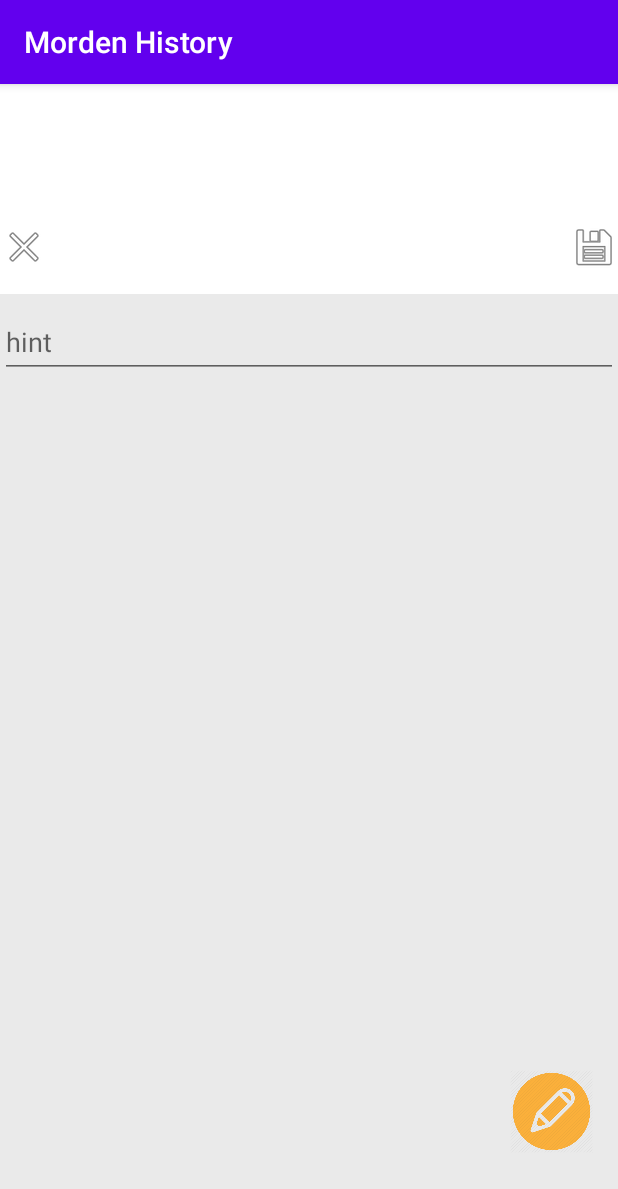
After one commit to MA-KUNYUAN/Morden_History, an Android app: the fragment NoteFragment placed in its activity, on a phone screen of 412 x 824 dp. The commit adds this screen. Shown: the top 1189 px of the screen. Run offline under Robolectric (Android 15) with nearby library versions, the light colour scheme and no system bars; libraries missing offline, so code that uses them is left out: com.github.barteksc.pdfviewer; plain views replace PDFView; pictures from the network do not load; 3 statements that could not run were skipped.

Commit message:
My work for topic board UI improvement.

```diff
--- /dev/null
+++ b/app/src/main/java/com/example/mordenhistory/Database/DatabaseHelp3.java
@@ -0,0 +1,67 @@
+package com.example.mordenhistory.Database;
+
+import android.content.ContentValues;
+import android.content.Context;
+import android.database.Cursor;
+import android.database.sqlite.SQLiteDatabase;
+import android.database.sqlite.SQLiteOpenHelper;
+
+public class DatabaseHelp3 extends SQLiteOpenHelper {
+    //database name
+    public static final String DATABASE3_NAME = "NoteBook.db";
+
+    //table name and column names
+    public static final String NOTE_TABLE_NAME = "note_table";
+    public static final String COL_1 = "NoteID";
+    public static final String COL_2 = "NoteValue";
+
+    public static final int DATABASE3_VERSION = 1;
+
+    public DatabaseHelp3(Context context){
+        super(context, DATABASE3_NAME, null, DATABASE3_VERSION);
+    }
+
+    //create database table
+    @Override
+    public void onCreate(SQLiteDatabase db) {
+        final String SQL_CREATE_NOTE_TABLE = "CREATE TABLE IF NOT EXISTS "+NOTE_TABLE_NAME+"("+COL_1+" TEXT UNIQUE, "+COL_2+" TEXT);";
+        db.execSQL(SQL_CREATE_NOTE_TABLE);
+
+    }
+
+    @Override
+    public void onUpgrade(SQLiteDatabase db, int oldVersion, int newVersion) {
+        db.execSQL("DROP TABLE IF EXISTS "+NOTE_TABLE_NAME+";");
+    }
+
+    //method for inserting data into the table
+    public boolean insertNotes(String ID, String NoteValue){
+        SQLiteDatabase db = this.getWritableDatabase();
+        ContentValues contentValues = new ContentValues();
+        contentValues.put(COL_1,ID);
+        contentValues.put(COL_2,NoteValue);
+        long Result = db.insert(NOTE_TABLE_NAME,null,contentValues);
+        if(Result==-1){
+            return false;
+        }else{
+            return true;
+        }
+    }
+
+    //method used to get all the users info
+    //It will be displayed the user's note in repository in the textView
+    public Cursor getNoteInfo(){
+        SQLiteDatabase db =this.getWritableDatabase();
+        Cursor res = db.rawQuery("SELECT * FROM "+NOTE_TABLE_NAME,null);
+        return res;
+    }
+
+    //After user save the note they updated it
+    public boolean updateNoteBook(String ID, String NoteValue){
+        SQLiteDatabase db = this.getWritableDatabase();
+        ContentValues contentValues = new ContentValues();
+        contentValues.put(COL_2,NoteValue);
+        db.update(NOTE_TABLE_NAME,contentValues,"NoteID = ?",new String[]{ID});
+        return true;
+    }
+}
--- /dev/null
+++ b/app/src/main/java/com/example/mordenhistory/NoteFragment.java
@@ -0,0 +1,115 @@
+package com.example.mordenhistory;
+
+import android.app.FragmentManager;
+import android.app.Service;
+import android.content.Context;
+import android.database.Cursor;
+import android.database.SQLException;
+import android.os.Bundle;
+import android.os.IBinder;
+import android.view.LayoutInflater;
+import android.view.MotionEvent;
+import android.view.View;
+import android.view.ViewGroup;
+import android.view.inputmethod.InputMethodManager;
+import android.widget.EditText;
+import android.widget.ImageView;
+
+import androidx.fragment.app.Fragment;
+
+import com.example.mordenhistory.Database.DatabaseHelp3;
+import com.google.android.material.textfield.TextInputEditText;
+
+public class NoteFragment extends Fragment {
+    TextInputEditText myNoteBook;
+
+    DatabaseHelp3 myDB;
+
+    public NoteFragment(){
+
+    }
+
+    @Override
+    public void onCreate(Bundle savedInstanceState){
+        super.onCreate(savedInstanceState);
+    }
+
+    @Override
+    public View onCreateView(LayoutInflater inflater, ViewGroup container,
+                             Bundle savedInstanceState){
+        View v = inflater.inflate(R.layout.fragment_note, container, false);
+        ImageView imageView3 = (ImageView) v.findViewById(R.id.imageView3);
+        myNoteBook = v.findViewById(R.id.myNoteBook);
+        //Implement function that touch other space to hide the KeyBoard and shift focus from textView
+        //Reference:https://blog.csdn.net/weixin_43766753/article/details/103511807
+        v.setOnTouchListener(new View.OnTouchListener() {
+            @Override
+            public boolean onTouch(View v, MotionEvent event) {
+                if (event.getAction() == MotionEvent.ACTION_DOWN) {
+                    //Get the focused view
+                    v = getActivity().getCurrentFocus();
+                    //Decide whether to hid the Key board
+                    if (isShouldHideKeyboard(v, event)) {
+                        hideKeyboard(v.getWindowToken());
+                    }return false;
+                }
+                return true;
+            }
+        });
+        imageView3.setOnClickListener(new View.OnClickListener() {
+            @Override
+            public void onClick(View v) {
+                getActivity().getSupportFragmentManager().popBackStackImmediate();
+            }
+        });
+        //Invoke the database
+        myDB = new DatabaseHelp3(getContext());
+        try {
+            boolean insert = myDB.insertNotes("myNoteBook","");
+        }catch(SQLException e){
+            e.printStackTrace();
+        }
+        //Display the existing content
+        Cursor c = myDB.getNoteInfo();
+        while(c.moveToNext()){
+            myNoteBook.setText(c.getString(1));
+        }
+        //Save the new content and update the database
+        ImageView imageView4 = (ImageView) v.findViewById(R.id.imageView4);
+        imageView4.setOnClickListener(new View.OnClickListener() {
+            @Override
+            public void onClick(View v) {
+                myDB.updateNoteBook("myNoteBook",myNoteBook.getText().toString());
+            }
+        });
+        return v;
+    }
+
+    private boolean isShouldHideKeyboard(View v, MotionEvent event) {
+        //If the current focus view is editText then decide the position of the click
+        if (v instanceof EditText) {
+            int[] l = {0, 0};
+            v.getLocationInWindow(l);
+            int left = l[0],
+                    top = l[1],
+                    bottom = top + v.getHeight(),
+                    right = left + v.getWidth();
+            //If it click the editview, ignore it
+            return !(event.getX() > left) || !(event.getX() < right)
+                    || !(event.getY() > top) || !(event.getY() < bottom);
+        }
+        return false;
+    }
+
+    //Hide the Keyboard and make editview lose the focus
+    private void hideKeyboard(IBinder token) {
+        myNoteBook.clearFocus();
+        if (token != null) {
+            InputMethodManager im = (InputMethodManager) getContext().getSystemService(getContext().INPUT_METHOD_SERVICE);
+            if (im != null) {
+                im.hideSoftInputFromWindow(token, InputMethodManager.HIDE_NOT_ALWAYS);
+            }
+        }
+    }
+
+}
--- a/app/src/main/java/com/example/mordenhistory/PdfView.java
+++ b/app/src/main/java/com/example/mordenhistory/PdfView.java
@@ -1,8 +1,12 @@
 package com.example.mordenhistory;
 
 import androidx.appcompat.app.AppCompatActivity;
+import androidx.fragment.app.Fragment;
+import androidx.fragment.app.FragmentManager;
+import androidx.fragment.app.FragmentTransaction;
 
 import android.os.Bundle;
+import android.view.View;
 
 import com.example.mordenhistory.Models.Pdf;
 import com.github.barteksc.pdfviewer.PDFView;
@@ -23,4 +27,16 @@ public class PdfView extends AppCompatActivity {
 
         book.fromAsset(actualBook).load();
     }
+
+    public void toNotebook(View v){
+        //invoke the fragment of notebook
+        FragmentManager manager = getSupportFragmentManager();
+        FragmentTransaction transaction = manager.beginTransaction();
+        Fragment fragment = new NoteFragment();
+//        Bundle bundle = new Bundle();
+//        bundle.putInt("SSDetail",coinnumber);
+//        fragment.setArguments(bundle);
+        transaction.replace(R.id.ReplaceableLayout, fragment);
+        transaction.commit();
+    }
 }
--- a/app/src/main/res/layout/activity_pdf_view.xml
+++ b/app/src/main/res/layout/activity_pdf_view.xml
@@ -1,18 +1,39 @@
 <?xml version="1.0" encoding="utf-8"?>
-<LinearLayout xmlns:android="http://schemas.android.com/apk/res/android"
+<androidx.constraintlayout.widget.ConstraintLayout xmlns:android="http://schemas.android.com/apk/res/android"
     xmlns:app="http://schemas.android.com/apk/res-auto"
     xmlns:tools="http://schemas.android.com/tools"
+    android:id="@+id/ReplaceableLayout"
     android:layout_width="match_parent"
     android:layout_height="match_parent"
     tools:context=".PdfView">
 
+
     <com.github.barteksc.pdfviewer.PDFView
         android:id="@+id/pdfBook"
         android:layout_width="match_parent"
-        android:layout_height="match_parent">
+        android:layout_height="match_parent"
+        android:background="#FFFFFF"
+        app:layout_constraintBottom_toBottomOf="parent"
+        app:layout_constraintEnd_toEndOf="parent"
+        app:layout_constraintHorizontal_bias="0.0"
+        app:layout_constraintStart_toStartOf="parent"
+        app:layout_constraintTop_toTopOf="parent"
+        app:layout_constraintVertical_bias="0.0">
 
     </com.github.barteksc.pdfviewer.PDFView>
 
+    <ImageView
+        android:id="@+id/imageView2"
+        android:layout_width="55dp"
+        android:layout_height="55dp"
+        android:layout_marginStart="340dp"
+        android:layout_marginLeft="340dp"
+        android:layout_marginBottom="55dp"
+        android:onClick="toNotebook"
+        android:scaleType="fitXY"
+        app:layout_constraintBottom_toBottomOf="parent"
+        app:layout_constraintStart_toStartOf="parent"
+        app:srcCompat="@drawable/edit_button" />
 
 
-</LinearLayout>
+</androidx.constraintlayout.widget.ConstraintLayout>
--- /dev/null
+++ b/app/src/main/res/layout/fragment_note.xml
@@ -0,0 +1,55 @@
+<?xml version="1.0" encoding="utf-8"?>
+<androidx.constraintlayout.widget.ConstraintLayout xmlns:android="http://schemas.android.com/apk/res/android"
+    xmlns:app="http://schemas.android.com/apk/res-auto"
+    xmlns:tools="http://schemas.android.com/tools"
+    android:layout_width="match_parent"
+    android:layout_height="match_parent"
+    android:background="#FFFFFF">
+
+    <ImageView
+        android:id="@+id/imageView4"
+        android:layout_width="wrap_content"
+        android:layout_height="wrap_content"
+        android:layout_marginBottom="15dp"
+        app:layout_constraintBottom_toTopOf="@+id/EditView"
+        app:layout_constraintEnd_toEndOf="parent"
+        app:srcCompat="@android:drawable/ic_menu_save" />
+
+    <ImageView
+        android:id="@+id/imageView3"
+        android:layout_width="wrap_content"
+        android:layout_height="wrap_content"
+        android:layout_marginBottom="15dp"
+        app:layout_constraintBottom_toTopOf="@+id/EditView"
+        app:layout_constraintStart_toStartOf="parent"
+        app:srcCompat="@android:drawable/ic_menu_close_clear_cancel" />
+
+    <ScrollView
+        android:id="@+id/EditView"
+        android:layout_width="0dp"
+        android:layout_height="628dp"
+        android:background="#EAEAEA"
+        app:layout_constraintBottom_toBottomOf="parent"
+        app:layout_constraintEnd_toEndOf="parent"
+        app:layout_constraintHorizontal_bias="0.0"
+        app:layout_constraintStart_toStartOf="parent">
+
+        <LinearLayout
+            android:layout_width="match_parent"
+            android:layout_height="wrap_content"
+            android:orientation="vertical">
+
+            <com.google.android.material.textfield.TextInputLayout
+                android:layout_width="match_parent"
+                android:layout_height="match_parent">
+
+                <com.google.android.material.textfield.TextInputEditText
+                    android:id="@+id/myNoteBook"
+                    android:layout_width="match_parent"
+                    android:layout_height="wrap_content"
+                    android:hint="hint" />
+            </com.google.android.material.textfield.TextInputLayout>
+        </LinearLayout>
+    </ScrollView>
+
+</androidx.constraintlayout.widget.ConstraintLayout>
```
Also changed, not shown: app/src/main/res/drawable/edit_button.png (added).
